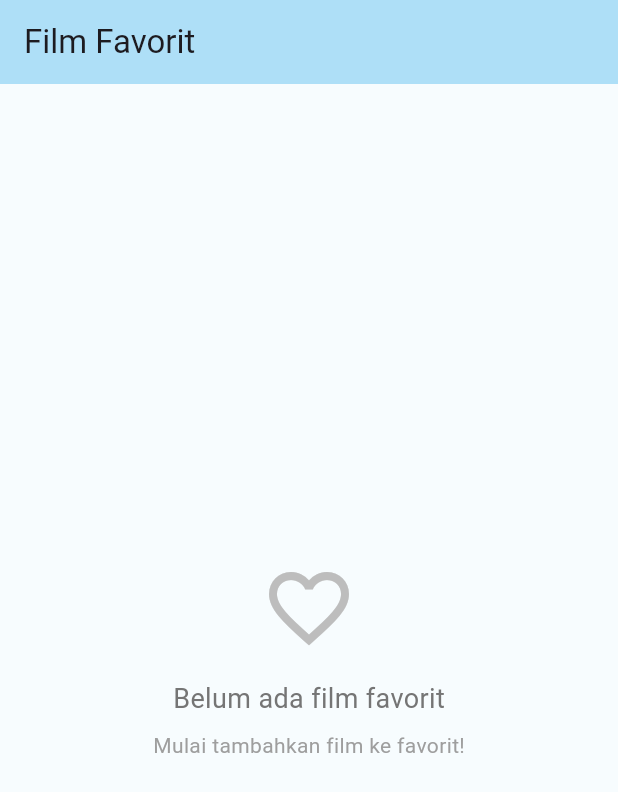
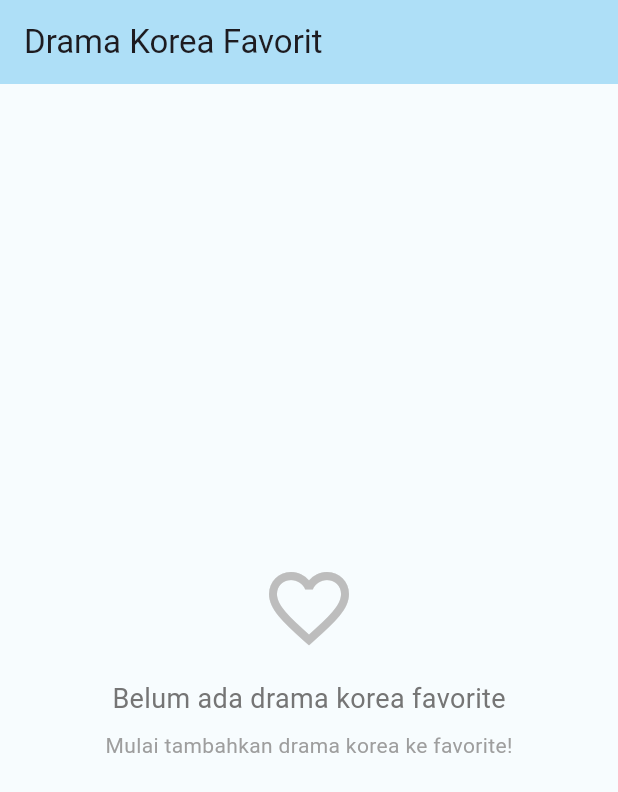
Before and after one commit to apriliainezz/projectmobile_012, a Flutter app: the LovePage screen opened directly, on a phone screen of 412 x 824 dp. Shown: the top 792 px of the screen. Run offline on Flutter 3.47's test engine with Material 3 defaults, Android fonts, the phone set to English and light mode, and no system bars; our stand-ins replace flutter_local_notifications, flutter_map, geolocator, hive, hive_flutter, image_picker and 5 more; accounts and stored records are empty.

Commit message:
ubah tampilan love dan search

```diff
--- a/lib/pages/love_page.dart
+++ b/lib/pages/love_page.dart
@@ -34,7 +34,7 @@ class _LovePageState extends State<LovePage> {
     return Scaffold(
       backgroundColor: primaryColor.withOpacity(0.1),
       appBar: AppBar(
-        title: const Text('Film Favorit'),
+        title: const Text('Drama Korea Favorit'),
         backgroundColor: primaryColor,
         elevation: 0,
         automaticallyImplyLeading: false,
@@ -51,12 +51,12 @@ class _LovePageState extends State<LovePage> {
                   ),
                   const SizedBox(height: 16),
                   Text(
-                    'Belum ada film favorit',
+                    'Belum ada drama korea favorite',
                     style: TextStyle(fontSize: 18, color: Colors.grey[600]),
                   ),
                   const SizedBox(height: 8),
                   Text(
-                    'Mulai tambahkan film ke favorit!',
+                    'Mulai tambahkan drama korea ke favorite!',
                     style: TextStyle(fontSize: 14, color: Colors.grey[500]),
                   ),
                 ],
--- a/lib/pages/search_page.dart
+++ b/lib/pages/search_page.dart
@@ -133,7 +133,7 @@ class _SearchPageState extends State<SearchPage> {
     return Scaffold(
       backgroundColor: primaryColor.withOpacity(0.1),
       appBar: AppBar(
-        title: const Text('Cari Film'),
+        title: const Text('Cari Film Drama Korea'),
         backgroundColor: primaryColor,
         elevation: 0,
         automaticallyImplyLeading: false,
```
